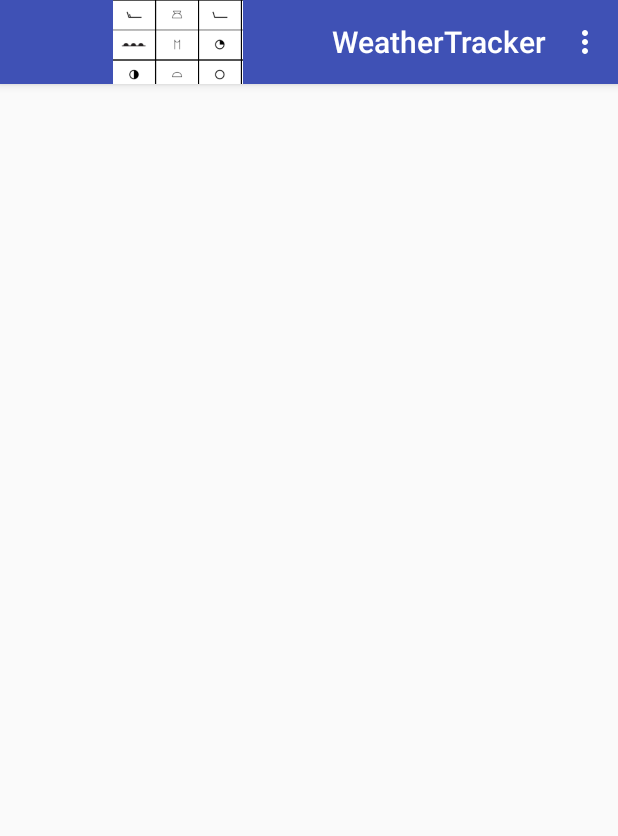
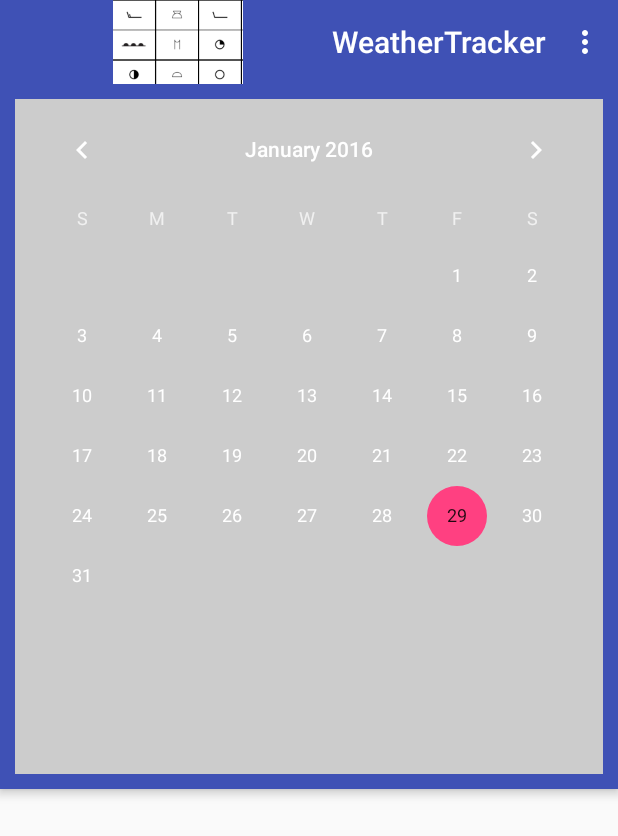
Before and after one commit to timobarrett/WeatherTracker, an Android app: the screen it shows after launch (MainActivity), on a phone screen of 412 x 824 dp. Shown: the top 836 px of the screen. Run offline under Robolectric (Android 15) with nearby library versions, the phone set to English and light mode, and no system bars.

Commit message:
code cleanup - step 1 - at least one more to go.

```diff
--- a/app/src/main/res/layout/activity_main.xml
+++ b/app/src/main/res/layout/activity_main.xml
@@ -18,9 +18,13 @@
             android:layout_height="?attr/actionBarSize"
             android:background="?attr/colorPrimary"
             app:popupTheme="@style/AppTheme.PopupOverlay" />
+        <CalendarView
+            android:id="@+id/calendar"
+            android:layout_margin="10dp"
+            android:layout_width="match_parent"
+            android:layout_height="450dp">
+        </CalendarView>
 
     </android.support.design.widget.AppBarLayout>
 
-    <include layout="@layout/content_main" />
-
     </android.support.design.widget.CoordinatorLayout>
--- a/app/src/main/res/layout/fragment_main.xml
+++ b/app/src/main/res/layout/fragment_main.xml
@@ -2,15 +2,13 @@
     xmlns:tools="http://schemas.android.com/tools"
     android:layout_width="match_parent"
     android:layout_height="match_parent"
-    android:paddingBottom="@dimen/activity_vertical_margin"
+    android:paddingBottom="6dp"
     android:paddingLeft="@dimen/activity_horizontal_margin"
     android:paddingRight="@dimen/activity_horizontal_margin"
     android:paddingTop="@dimen/activity_vertical_margin"
     tools:context="com.labs.tim_barrett.weathertracker.MainActivityFragment"
     tools:showIn="@layout/activity_main">
 
-    <TextView
-        android:layout_width="wrap_content"
-        android:layout_height="wrap_content"/>
+
 
 </RelativeLayout>
```
Also changed, not shown: app/src/main/AndroidManifest.xml (+10 -3 lines).
